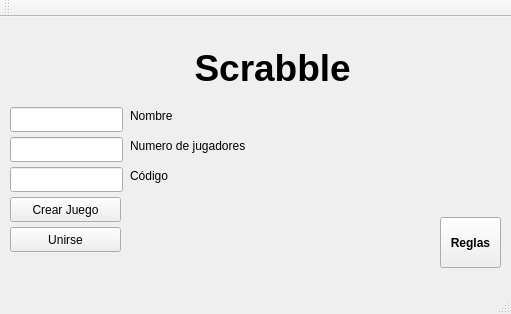
Before: the Qt Designer form ScrabbleClient/mainwindow.ui in ce2103-datos-ii/Scrabble, drawn with Qt 5.
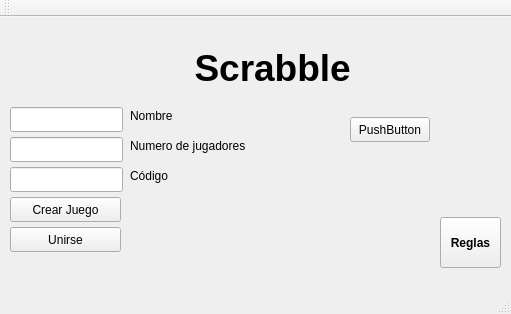
After: the same form once the commit is applied.

What changed in the file:
```diff
--- a/ScrabbleClient/mainwindow.ui
+++ b/ScrabbleClient/mainwindow.ui
@@ -151,6 +151,19 @@
      <string>Código</string>
     </property>
    </widget>
+   <widget class="QPushButton" name="pushButton">
+    <property name="geometry">
+     <rect>
+      <x>350</x>
+      <y>100</y>
+      <width>80</width>
+      <height>25</height>
+     </rect>
+    </property>
+    <property name="text">
+     <string>PushButton</string>
+    </property>
+   </widget>
   </widget>
   <widget class="QMenuBar" name="menuBar">
    <property name="geometry">
```
